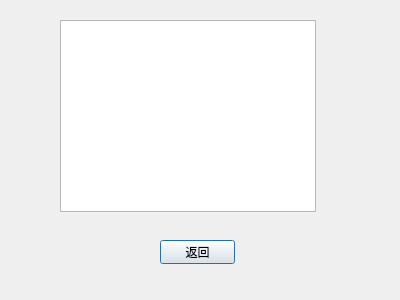
Before: the Qt Designer form ui/sub.ui in Kenio1412/wifi_sensing, drawn with Qt 5.
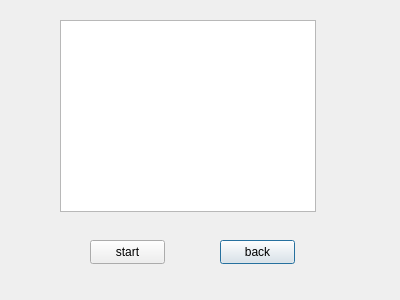
After: the same form once the commit is applied.

The edit to the form file:
```diff
--- a/ui/sub.ui
+++ b/ui/sub.ui
@@ -16,14 +16,14 @@
   <widget class="QPushButton" name="back_Button">
    <property name="geometry">
     <rect>
-     <x>160</x>
+     <x>220</x>
      <y>240</y>
      <width>75</width>
      <height>24</height>
     </rect>
    </property>
    <property name="text">
-    <string>返回</string>
+    <string>back</string>
    </property>
   </widget>
   <widget class="QTextBrowser" name="text_Browser">
@@ -36,6 +36,19 @@
     </rect>
    </property>
   </widget>
+  <widget class="QPushButton" name="testButton">
+   <property name="geometry">
+    <rect>
+     <x>90</x>
+     <y>240</y>
+     <width>75</width>
+     <height>24</height>
+    </rect>
+   </property>
+   <property name="text">
+    <string>start</string>
+   </property>
+  </widget>
  </widget>
  <resources/>
  <connections/>
```
